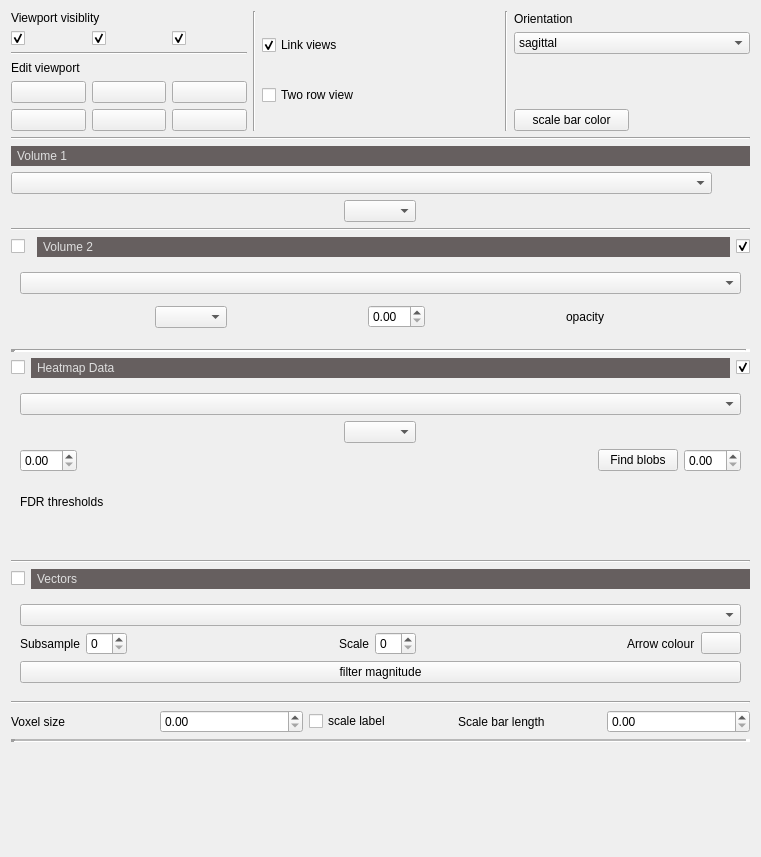
First picture: the form in vpv/ui/views/ui_datatab.ui, repository VCCRI/vpv, before the edit.
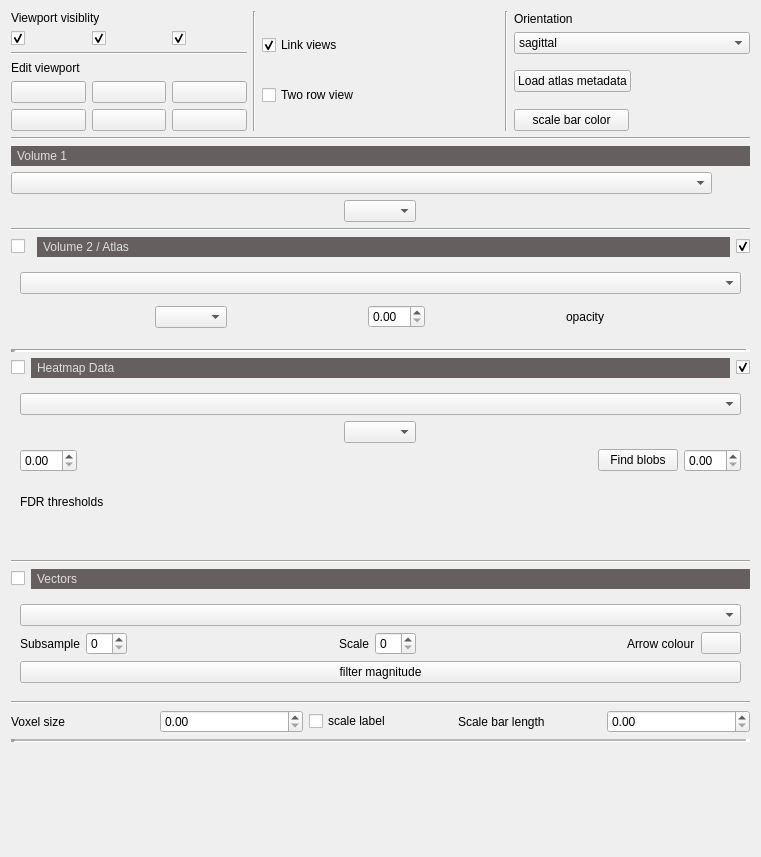
Second picture: the form after the edit. Icons and pictures are not drawn. Custom widgets are drawn as their Qt base class.

Commit message: Added function to load atlas metadata and show label names

The edit to the form file:
```diff
--- a/vpv/ui/views/ui_datatab.ui
+++ b/vpv/ui/views/ui_datatab.ui
@@ -207,6 +207,13 @@
          </item>
          <item>
           <layout class="QHBoxLayout" name="horizontalLayout_4">
+           <item>
+            <widget class="QPushButton" name="pushButtonLoadAtlasMeta">
+             <property name="text">
+              <string>Load atlas metadata</string>
+             </property>
+            </widget>
+           </item>
            <item>
             <widget class="QLabel" name="labelNewVersion">
              <property name="text">
@@ -355,7 +362,7 @@
 color: rgb(223, 223, 223);</string>
          </property>
          <property name="text">
-          <string>Volume 2</string>
+          <string>Volume 2 / Atlas</string>
          </property>
         </widget>
        </item>
```
The commit also changes 5 other files.
